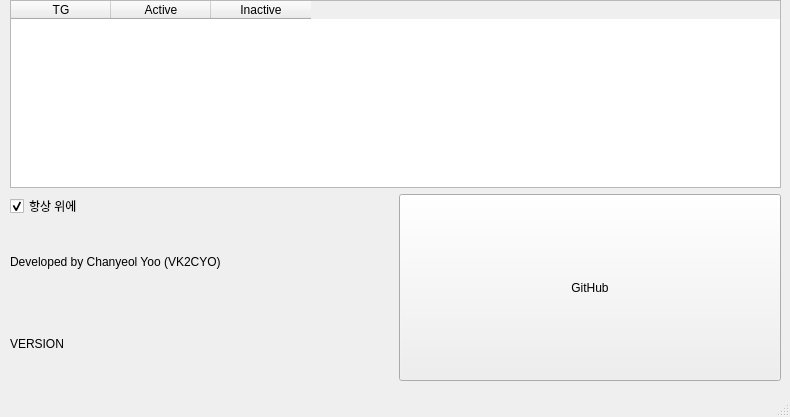
Qt form qt.ui (chanyeolyoo/BMRMonitor) before a commit.
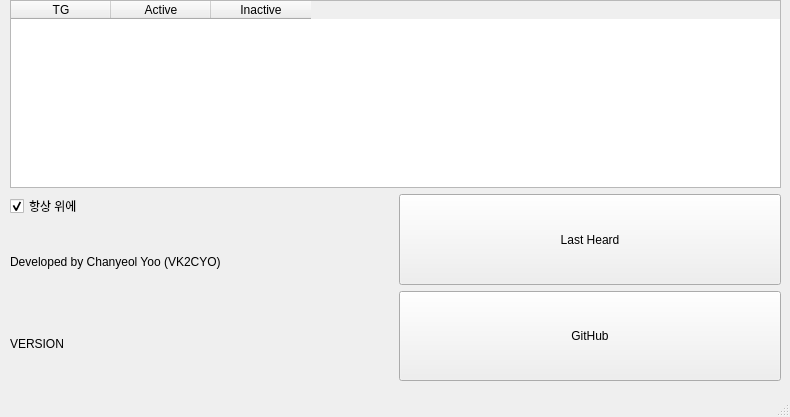
The same form after that commit.

```diff
--- a/qt.ui
+++ b/qt.ui
@@ -112,6 +112,21 @@
         </layout>
        </item>
        <item>
+        <layout class="QVBoxLayout" name="verticalLayout_3">
+         <item>
+          <widget class="QPushButton" name="pushButton_lastheard">
+           <property name="sizePolicy">
+            <sizepolicy hsizetype="Minimum" vsizetype="Expanding">
+             <horstretch>0</horstretch>
+             <verstretch>0</verstretch>
+            </sizepolicy>
+           </property>
+           <property name="text">
+            <string>Last Heard</string>
+           </property>
+          </widget>
+         </item>
+         <item>
         <widget class="QPushButton" name="pushButton_github">
          <property name="sizePolicy">
           <sizepolicy hsizetype="Minimum" vsizetype="Expanding">
@@ -123,6 +138,8 @@
           <string>GitHub</string>
          </property>
         </widget>
+         </item>
+        </layout>
        </item>
       </layout>
      </item>
```
Lines whose indentation alone changed are shown as unchanged.
